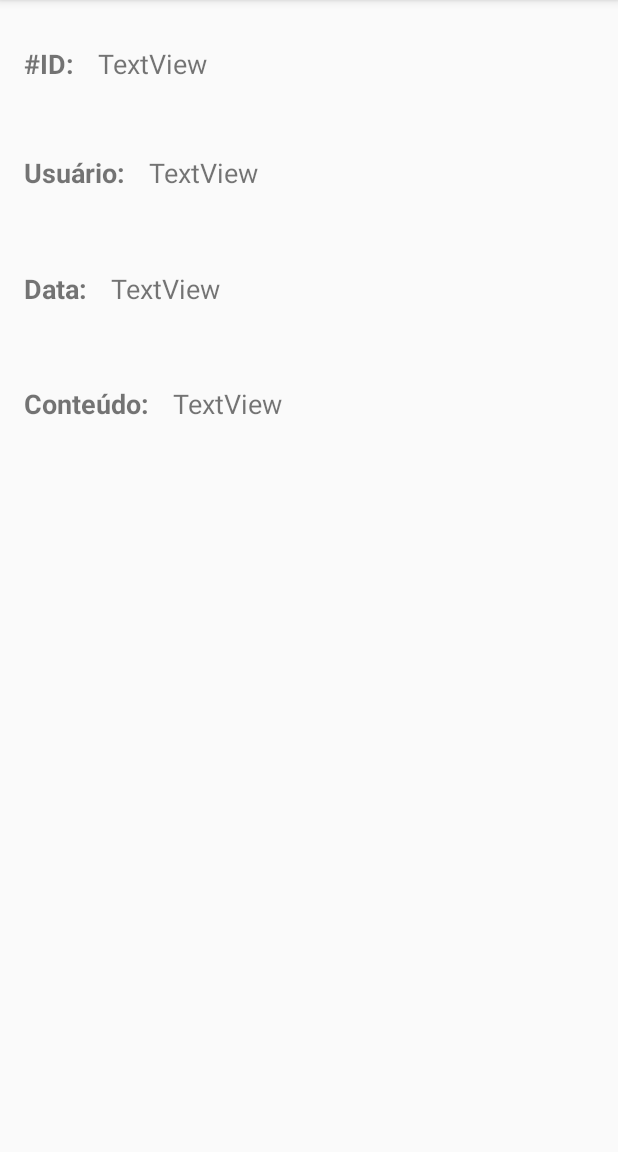
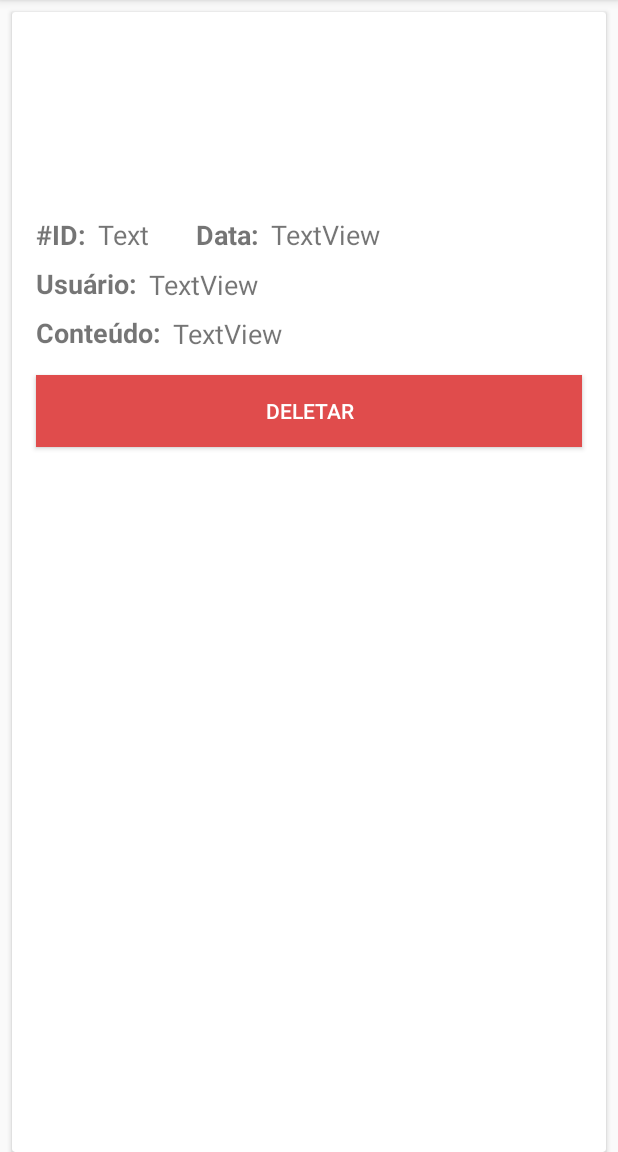
Before and after one commit to jamessonfaria/comments, an Android app: the DetailCommentActivity screen opened directly, with no data from a screen before it, on a phone screen of 412 x 824 dp, the part 84-1236 px from its top. Run offline under Robolectric (Android 15) with nearby library versions, the phone set to English and light mode, and no system bars; pictures from the network do not load.

Commit message:
Adicionado deletar do detail comments.

```diff
--- a/app/src/main/java/com/jamessonfaria/projetocomments/activity/DetailCommentActivity.kt
+++ b/app/src/main/java/com/jamessonfaria/projetocomments/activity/DetailCommentActivity.kt
@@ -2,14 +2,22 @@ package com.jamessonfaria.projetocomments.activity
 
 import android.support.v7.app.AppCompatActivity
 import android.os.Bundle
+import android.support.v7.widget.LinearLayoutManager
+import android.support.v7.widget.RecyclerView
+import android.view.View
+import android.widget.Toast
 import com.bumptech.glide.Glide
 import com.jamessonfaria.projetocomments.R
 import com.google.gson.reflect.TypeToken
 import com.google.gson.Gson
+import com.google.gson.GsonBuilder
+import com.jamessonfaria.projetocomments.adapter.AdapterComentarios
 import com.jamessonfaria.projetocomments.model.Comentario
+import com.jamessonfaria.projetocomments.util.Network
 import com.jamessonfaria.projetocomments.util.Util
 import kotlinx.android.synthetic.main.activity_detail_comment.*
 import kotlinx.android.synthetic.main.adapter_lista_comentarios.view.*
+import org.jetbrains.anko.*
 
 
 class DetailCommentActivity : AppCompatActivity() {
@@ -39,4 +47,50 @@ class DetailCommentActivity : AppCompatActivity() {
 
         }
     }
+
+    fun delete(view: View) {
+
+        if(Util.isNetworkAvaliabe(this)){
+
+            var progress = indeterminateProgressDialog("Deletando comentário...", null)
+            var net = Network(this)
+
+            alert("Deseja remover o comentário ?", "Informação") {
+                yesButton {
+
+                    net.delete(comentario!!.id, object: Network.HttpCallback {
+
+                        override fun onSuccess(response: String) {
+                            runOnUiThread {
+                                progress.cancel()
+
+                                alert("Comentário removido com sucesso.", null) {
+                                    yesButton { finish() }
+                                }.show()
+
+                            }
+
+                        }
+
+                        override fun onFailure(response: String?, throwable: Throwable?) {
+                            runOnUiThread {
+                                progress.cancel()
+                                toast("ERRO")
+                            }
+                        }
+
+                    })
+
+                }
+
+                noButton { progress.cancel() }
+            }.show()
+
+        }else{
+            alert("Problema na Conexão com a Internet.", null) {
+                yesButton { finish() }
+            }.show()
+        }
+
+    }
 }
--- a/app/src/main/java/com/jamessonfaria/projetocomments/activity/ListCommentsActivity.kt
+++ b/app/src/main/java/com/jamessonfaria/projetocomments/activity/ListCommentsActivity.kt
@@ -33,6 +33,11 @@ class ListCommentsActivity : AppCompatActivity() {
         fab.setOnClickListener { view ->
             startActivity(Intent(this@ListCommentsActivity, CreateCommentsActivity::class.java))
         }
+    }
+
+    override fun onRestart() {
+        super.onRestart()
+        getComentarios()
     }
 
     fun getComentarios(){
--- a/app/src/main/java/com/jamessonfaria/projetocomments/util/Network.kt
+++ b/app/src/main/java/com/jamessonfaria/projetocomments/util/Network.kt
@@ -16,11 +16,49 @@ class Network (var context: Context) {
     val URL_APPLICATION: String = "http://teste-aula-ios.herokuapp.com/"
     val QUERY_LOGIN: String = "users/sign_in.json"
     val QUERY_COMMENTS: String = "comments.json"
+    val QUERY_DELETE: String = "comments/"
+    val TAG_JSON: String = ".json"
 
     var myCookie: PersistentCookieStore
 
     init {
         myCookie = PersistentCookieStore(context)
+    }
+
+    fun delete(id: Int, cb: HttpCallback) {
+
+        if (myCookie == null) {
+            myCookie = PersistentCookieStore(context)
+        }
+
+        val client = OkHttpClient()
+        client.setConnectTimeout(30, TimeUnit.SECONDS)
+        client.setWriteTimeout(30, TimeUnit.SECONDS)
+        client.cookieHandler = CookieManager(myCookie, CookiePolicy.ACCEPT_ALL)
+
+        val request = Request.Builder()
+                .url(URL_APPLICATION + QUERY_DELETE + id + TAG_JSON)
+                .delete()
+                .build()
+
+
+        val call = client.newCall(request)
+        call.enqueue(object : Callback {
+            override fun onFailure(request: Request, e: IOException) {
+                if (!call.isCanceled) {
+                    cb.onFailure(null, e)
+                }
+            }
+
+            @Throws(IOException::class)
+            override fun onResponse(response: Response) {
+                if (response.isSuccessful) {
+                    cb.onSuccess(response.body().string())
+                } else {
+                    cb.onFailure(response.body().string(), null)
+                }
+            }
+        })
     }
 
     fun login(email: String, password: String, cb: HttpCallback){
--- a/app/src/main/res/layout/activity_detail_comment.xml
+++ b/app/src/main/res/layout/activity_detail_comment.xml
@@ -1,170 +1,171 @@
 <?xml version="1.0" encoding="utf-8"?>
-<android.support.constraint.ConstraintLayout xmlns:android="http://schemas.android.com/apk/res/android"
+<android.support.v7.widget.CardView xmlns:android="http://schemas.android.com/apk/res/android"
     xmlns:app="http://schemas.android.com/apk/res-auto"
     xmlns:tools="http://schemas.android.com/tools"
     android:layout_width="match_parent"
     android:layout_height="match_parent"
     tools:context=".activity.DetailCommentActivity"
+    android:layout_marginEnd="8dp"
+    android:layout_marginStart="8dp"
+    android:layout_marginTop="8dp">>
+
+    <android.support.constraint.ConstraintLayout
+        android:layout_width="match_parent"
+        android:layout_height="match_parent"
+        app:layout_constraintBottom_toTopOf="@+id/guideline6"
+        app:layout_constraintTop_toTopOf="@+id/guideline6"
         tools:layout_editor_absoluteY="81dp">
+
+
+        android:layout_width="match_parent"
+        android:layout_height="wrap_content"
+
 
         <TextView
             android:id="@+id/TextView1"
             android:layout_width="wrap_content"
             android:layout_height="wrap_content"
-        android:layout_marginBottom="8dp"
             android:layout_marginLeft="16dp"
             android:layout_marginStart="16dp"
             android:layout_marginTop="16dp"
             android:text="#ID:"
             android:textSize="18sp"
             android:textStyle="bold"
-        app:layout_constraintBottom_toTopOf="@+id/guideline2"
+            app:layout_constraintStart_toStartOf="parent"
+            app:layout_constraintTop_toBottomOf="@+id/imgFoto" />
+
+        <TextView
+            android:id="@+id/txtID"
+            android:layout_width="41dp"
+            android:layout_height="25dp"
+            android:layout_marginLeft="8dp"
+            android:layout_marginStart="8dp"
+            android:layout_marginTop="16dp"
+            android:text="TextView"
+            android:textSize="18sp"
+            app:layout_constraintStart_toEndOf="@+id/TextView1"
+            app:layout_constraintTop_toBottomOf="@+id/imgFoto" />
+
+        <ImageView
+            android:id="@+id/imgFoto"
+            android:layout_width="0dp"
+            android:layout_height="120dp"
+            android:layout_marginEnd="16dp"
+            android:layout_marginLeft="16dp"
+            android:layout_marginRight="16dp"
+            android:layout_marginStart="16dp"
+            android:scaleType="center"
+            app:layout_constraintEnd_toEndOf="parent"
             app:layout_constraintStart_toStartOf="parent"
             app:layout_constraintTop_toTopOf="parent" />
 
-    <TextView
-        android:id="@+id/txtID"
-        android:layout_width="wrap_content"
-        android:layout_height="wrap_content"
-        android:layout_marginBottom="8dp"
-        android:layout_marginLeft="16dp"
-        android:layout_marginStart="16dp"
-        android:layout_marginTop="16dp"
-        android:text="TextView"
-        android:textSize="18sp"
-        app:layout_constraintBottom_toTopOf="@+id/guideline2"
-        app:layout_constraintStart_toEndOf="@+id/TextView1"
-        app:layout_constraintTop_toTopOf="parent" />
-
-    <ImageView
-        android:id="@+id/imgFoto"
-        android:layout_width="104dp"
-        android:layout_height="79dp"
-        android:layout_marginBottom="8dp"
-        android:layout_marginEnd="16dp"
-        android:layout_marginRight="16dp"
-        android:layout_marginTop="16dp"
-        app:layout_constraintBottom_toTopOf="@+id/guideline3"
-        app:layout_constraintEnd_toEndOf="parent"
-        app:layout_constraintTop_toTopOf="parent"
-        app:layout_constraintVertical_bias="0.0" />
-
-
-
-    <android.support.constraint.Guideline
-        android:id="@+id/guideline2"
-        android:layout_width="wrap_content"
-        android:layout_height="wrap_content"
-        android:orientation="horizontal"
-        app:layout_constraintGuide_percent="0.1" />
-
-    <android.support.constraint.Guideline
-        android:id="@+id/guideline3"
-        android:layout_width="wrap_content"
-        android:layout_height="wrap_content"
-        android:orientation="horizontal"
-        app:layout_constraintGuide_percent="0.2" />
 
         <TextView
             android:id="@+id/textView5"
             android:layout_width="wrap_content"
             android:layout_height="wrap_content"
-        android:layout_marginBottom="8dp"
             android:layout_marginLeft="16dp"
             android:layout_marginStart="16dp"
             android:layout_marginTop="8dp"
             android:text="Conteúdo:"
             android:textSize="18sp"
             android:textStyle="bold"
-        app:layout_constraintBottom_toTopOf="@+id/guideline5"
             app:layout_constraintStart_toStartOf="parent"
-        app:layout_constraintTop_toTopOf="@+id/guideline4" />
+            app:layout_constraintTop_toBottomOf="@+id/textView7" />
 
         <TextView
             android:id="@+id/txtConteudo"
-        android:layout_width="wrap_content"
-        android:layout_height="wrap_content"
-        android:layout_marginBottom="8dp"
-        android:layout_marginLeft="16dp"
-        android:layout_marginStart="16dp"
+            android:layout_width="0dp"
+            android:layout_height="25dp"
+            android:layout_marginEnd="16dp"
+            android:layout_marginLeft="8dp"
+            android:layout_marginRight="16dp"
+            android:layout_marginStart="8dp"
             android:layout_marginTop="8dp"
             android:text="TextView"
             android:textSize="18sp"
-        app:layout_constraintBottom_toTopOf="@+id/guideline5"
+            app:layout_constraintEnd_toEndOf="parent"
             app:layout_constraintStart_toEndOf="@+id/textView5"
-        app:layout_constraintTop_toTopOf="@+id/guideline4" />
-
-    <android.support.constraint.Guideline
-        android:id="@+id/guideline4"
-        android:layout_width="wrap_content"
-        android:layout_height="wrap_content"
-        android:orientation="horizontal"
-        app:layout_constraintGuide_percent="0.3" />
+            app:layout_constraintTop_toBottomOf="@+id/txtUsuario" />
 
         <TextView
             android:id="@+id/textView7"
             android:layout_width="wrap_content"
             android:layout_height="wrap_content"
-        android:layout_marginBottom="8dp"
             android:layout_marginLeft="16dp"
             android:layout_marginStart="16dp"
             android:layout_marginTop="8dp"
             android:text="Usuário:"
             android:textSize="18sp"
             android:textStyle="bold"
-        app:layout_constraintBottom_toTopOf="@+id/guideline3"
             app:layout_constraintStart_toStartOf="parent"
-        app:layout_constraintTop_toTopOf="@+id/guideline2" />
+            app:layout_constraintTop_toBottomOf="@+id/TextView1" />
 
         <TextView
             android:id="@+id/txtUsuario"
-        android:layout_width="wrap_content"
+            android:layout_width="0dp"
             android:layout_height="wrap_content"
-        android:layout_marginBottom="8dp"
-        android:layout_marginLeft="16dp"
-        android:layout_marginStart="16dp"
+            android:layout_marginEnd="16dp"
+            android:layout_marginLeft="8dp"
+            android:layout_marginRight="16dp"
+            android:layout_marginStart="8dp"
             android:layout_marginTop="8dp"
             android:text="TextView"
             android:textSize="18sp"
-        app:layout_constraintBottom_toTopOf="@+id/guideline3"
+            app:layout_constraintEnd_toEndOf="parent"
             app:layout_constraintStart_toEndOf="@+id/textView7"
-        app:layout_constraintTop_toTopOf="@+id/guideline2" />
-
-    <android.support.constraint.Guideline
-        android:id="@+id/guideline5"
-        android:layout_width="wrap_content"
-        android:layout_height="wrap_content"
-        android:orientation="horizontal"
-        app:layout_constraintGuide_percent="0.4" />
+            app:layout_constraintTop_toBottomOf="@+id/txtID" />
 
         <TextView
             android:id="@+id/textView9"
             android:layout_width="wrap_content"
             android:layout_height="wrap_content"
-        android:layout_marginBottom="8dp"
-        android:layout_marginLeft="16dp"
-        android:layout_marginStart="16dp"
-        android:layout_marginTop="8dp"
+            android:layout_marginTop="16dp"
             android:text="Data:"
             android:textSize="18sp"
             android:textStyle="bold"
-        app:layout_constraintBottom_toTopOf="@+id/guideline4"
-        app:layout_constraintStart_toStartOf="parent"
-        app:layout_constraintTop_toTopOf="@+id/guideline3" />
+            app:layout_constraintStart_toStartOf="@+id/guideline2"
+            app:layout_constraintTop_toBottomOf="@+id/imgFoto" />
 
         <TextView
             android:id="@+id/txtData"
+            android:layout_width="0dp"
+            android:layout_height="wrap_content"
+            android:layout_marginEnd="16dp"
+            android:layout_marginLeft="8dp"
+            android:layout_marginRight="16dp"
+            android:layout_marginStart="8dp"
+            android:layout_marginTop="16dp"
+            android:text="TextView"
+            android:textSize="18sp"
+            app:layout_constraintEnd_toEndOf="parent"
+            app:layout_constraintStart_toEndOf="@+id/textView9"
+            app:layout_constraintTop_toBottomOf="@+id/imgFoto" />
+
+        <Button
+            android:id="@+id/btnDeletar"
+            android:layout_width="0dp"
+            android:layout_height="wrap_content"
+            android:layout_marginEnd="16dp"
+            android:layout_marginLeft="16dp"
+            android:layout_marginRight="16dp"
+            android:layout_marginStart="16dp"
+            android:layout_marginTop="16dp"
+            android:background="#e04c4c"
+            android:text="DELETAR"
+            android:textColor="@android:color/white"
+            app:layout_constraintEnd_toEndOf="parent"
+            app:layout_constraintStart_toStartOf="parent"
+            app:layout_constraintTop_toBottomOf="@+id/textView5"
+            android:onClick="delete"/>
+
+        <android.support.constraint.Guideline
+            android:id="@+id/guideline2"
             android:layout_width="wrap_content"
             android:layout_height="wrap_content"
-        android:layout_marginBottom="8dp"
-        android:layout_marginLeft="16dp"
-        android:layout_marginStart="16dp"
-        android:layout_marginTop="8dp"
-        android:text="TextView"
-        android:textSize="18sp"
-        app:layout_constraintBottom_toTopOf="@+id/guideline4"
-        app:layout_constraintStart_toEndOf="@+id/textView9"
-        app:layout_constraintTop_toTopOf="@+id/guideline3" />
-
+            android:orientation="vertical"
+            app:layout_constraintGuide_percent="0.31" />
 
     </android.support.constraint.ConstraintLayout>
+
+</android.support.v7.widget.CardView>
```
Lines whose indentation alone changed are shown as unchanged.
